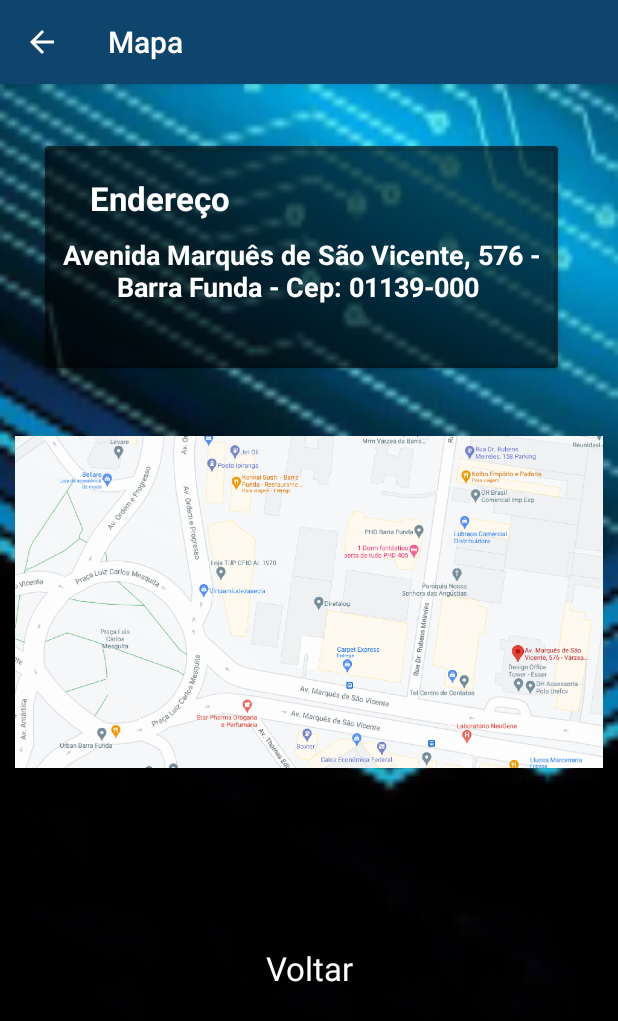
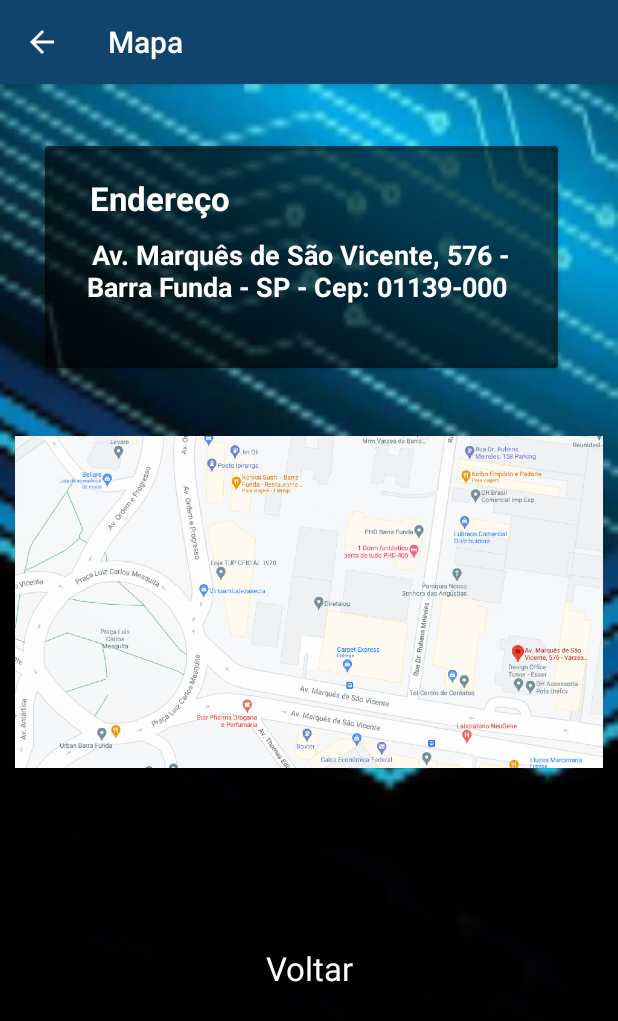
Before and after one commit to volk-infinity/AppVolk, an Android app: the MapaActivity screen opened directly, with no data from a screen before it, on a phone screen of 412 x 824 dp. Shown: the top 1021 px of the screen. Run offline under Robolectric (Android 15) with nearby library versions, the phone set to English and light mode, and no system bars.

Commit message:
Alteracao de endereco tela mapa

```diff
--- a/app/src/main/res/layout/activity_mapa.xml
+++ b/app/src/main/res/layout/activity_mapa.xml
@@ -45,11 +45,11 @@
 
                 <TextView
                     android:id="@+id/textView27"
-                    android:layout_width="wrap_content"
+                    android:layout_width="320dp"
                     android:layout_height="wrap_content"
                     android:layout_marginHorizontal="10dp"
                     android:layout_marginTop="60dp"
-                    android:text="Avenida Marquês de São Vicente, 576 - Barra Funda - Cep: 01139-000 "
+                    android:text="Av. Marquês de São Vicente, 576 - Barra Funda - SP - Cep: 01139-000 "
                     android:textAlignment="center"
                     android:textColor="@color/color_white"
                     android:textSize="18sp"
```
